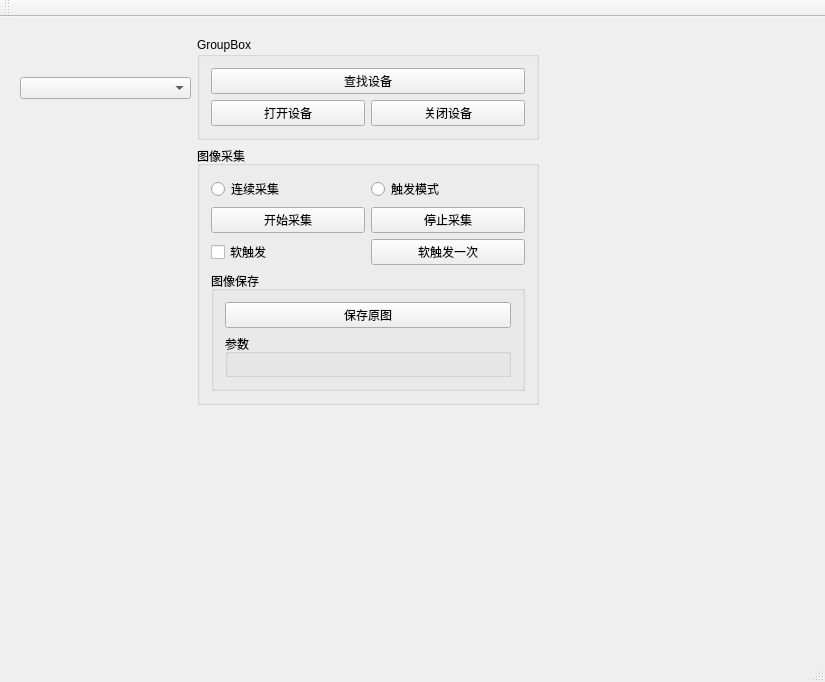
This is CameraTest.ui in VincentSen233/CameraTest as Qt 5 draws it before an edit. The edited form follows.
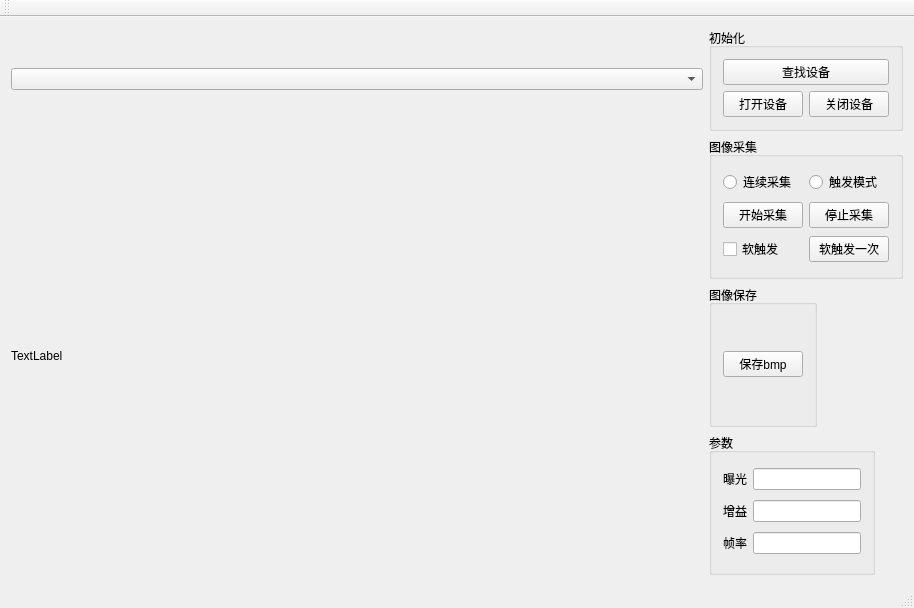
This is the edited form.

Commit message: 更新了相机图片的实时读取以及存图

Diff of the .ui file:
```diff
--- a/CameraTest.ui
+++ b/CameraTest.ui
@@ -6,33 +6,81 @@
    <rect>
     <x>0</x>
     <y>0</y>
-    <width>825</width>
-    <height>682</height>
+    <width>914</width>
+    <height>608</height>
    </rect>
   </property>
   <property name="windowTitle">
    <string>CameraTest</string>
   </property>
   <widget class="QWidget" name="centralWidget">
-   <widget class="QWidget" name="gridLayoutWidget">
-    <property name="geometry">
-     <rect>
-      <x>9</x>
-      <y>9</y>
-      <width>541</width>
-      <height>390</height>
-     </rect>
-    </property>
-    <layout class="QGridLayout" name="gridLayout">
+   <property name="sizePolicy">
+    <sizepolicy hsizetype="Expanding" vsizetype="Preferred">
+     <horstretch>0</horstretch>
+     <verstretch>0</verstretch>
+    </sizepolicy>
+   </property>
+   <layout class="QGridLayout" name="gridLayout_2">
      <item row="0" column="0">
-      <widget class="QComboBox" name="comboBox_camera_list"/>
+     <layout class="QGridLayout" name="gridLayout" rowstretch="0,0,0,0">
+      <item row="0" column="1" colspan="2">
+       <widget class="QGroupBox" name="groupBox_4">
+        <property name="sizePolicy">
+         <sizepolicy hsizetype="Fixed" vsizetype="Preferred">
+          <horstretch>0</horstretch>
+          <verstretch>0</verstretch>
+         </sizepolicy>
+        </property>
+        <property name="title">
+         <string>初始化</string>
+        </property>
+        <layout class="QGridLayout" name="gridLayout_3">
+         <item row="2" column="1">
+          <widget class="QPushButton" name="pushButton_close">
+           <property name="text">
+            <string>关闭设备</string>
+           </property>
+          </widget>
+         </item>
+         <item row="2" column="0">
+          <widget class="QPushButton" name="pushButton_open">
+           <property name="text">
+            <string>打开设备</string>
+           </property>
+          </widget>
+         </item>
+         <item row="1" column="0" colspan="2">
+          <widget class="QPushButton" name="pushButton_find">
+           <property name="text">
+            <string>查找设备</string>
+           </property>
+          </widget>
+         </item>
+        </layout>
+       </widget>
+      </item>
+      <item row="0" column="0">
+       <widget class="QComboBox" name="comboBox_camera_list">
+        <property name="sizePolicy">
+         <sizepolicy hsizetype="Expanding" vsizetype="Fixed">
+          <horstretch>0</horstretch>
+          <verstretch>0</verstretch>
+         </sizepolicy>
+        </property>
+       </widget>
      </item>
      <item row="1" column="1" colspan="2">
       <widget class="QGroupBox" name="groupBox">
+        <property name="sizePolicy">
+         <sizepolicy hsizetype="Fixed" vsizetype="Preferred">
+          <horstretch>0</horstretch>
+          <verstretch>0</verstretch>
+         </sizepolicy>
+        </property>
        <property name="title">
         <string>图像采集</string>
        </property>
-       <layout class="QGridLayout" name="gridLayout_2">
+        <layout class="QGridLayout" name="gridLayout_4">
         <item row="0" column="0">
          <widget class="QRadioButton" name="radioButton_connect">
           <property name="text">
@@ -47,6 +95,13 @@
           </property>
          </widget>
         </item>
+         <item row="1" column="0">
+          <widget class="QPushButton" name="pushButton_start">
+           <property name="text">
+            <string>开始采集</string>
+           </property>
+          </widget>
+         </item>
         <item row="1" column="1">
          <widget class="QPushButton" name="pushButton_stop">
           <property name="text">
@@ -68,15 +123,17 @@
           </property>
          </widget>
         </item>
-        <item row="1" column="0">
-         <widget class="QPushButton" name="pushButton_start">
-          <property name="text">
-           <string>开始采集</string>
-          </property>
-         </widget>
-        </item>
-        <item row="3" column="0" colspan="2">
+        </layout>
+       </widget>
+      </item>
+      <item row="2" column="1" colspan="2">
          <widget class="QGroupBox" name="groupBox_2">
+        <property name="sizePolicy">
+         <sizepolicy hsizetype="Fixed" vsizetype="Preferred">
+          <horstretch>0</horstretch>
+          <verstretch>0</verstretch>
+         </sizepolicy>
+        </property>
           <property name="title">
            <string>图像保存</string>
           </property>
@@ -84,16 +141,25 @@
            <item>
             <widget class="QPushButton" name="pushButton_save">
              <property name="text">
-              <string>保存原图</string>
+            <string>保存bmp</string>
              </property>
             </widget>
            </item>
-           <item>
+        </layout>
+       </widget>
+      </item>
+      <item row="3" column="1">
             <widget class="QGroupBox" name="groupBox_3">
+        <property name="sizePolicy">
+         <sizepolicy hsizetype="Fixed" vsizetype="Preferred">
+          <horstretch>0</horstretch>
+          <verstretch>0</verstretch>
+         </sizepolicy>
+        </property>
              <property name="title">
               <string>参数</string>
              </property>
-             <layout class="QFormLayout" name="formLayout">
+        <layout class="QGridLayout" name="gridLayout_5">
               <item row="0" column="0">
                <widget class="QLabel" name="label">
                 <property name="text">
@@ -127,44 +193,22 @@
              </layout>
             </widget>
            </item>
-          </layout>
-         </widget>
-        </item>
-       </layout>
-      </widget>
-     </item>
-     <item row="0" column="1" colspan="2">
-      <widget class="QGroupBox" name="groupBox_4">
-       <property name="title">
-        <string>GroupBox</string>
-       </property>
-       <layout class="QGridLayout" name="gridLayout_3">
-        <item row="2" column="1">
-         <widget class="QPushButton" name="pushButton_close">
+      <item row="1" column="0" rowspan="3">
+       <widget class="QLabel" name="label_display">
+        <property name="sizePolicy">
+         <sizepolicy hsizetype="Expanding" vsizetype="Preferred">
+          <horstretch>0</horstretch>
+          <verstretch>0</verstretch>
+         </sizepolicy>
+        </property>
           <property name="text">
-           <string>关闭设备</string>
+         <string>TextLabel</string>
           </property>
          </widget>
         </item>
-        <item row="2" column="0">
-         <widget class="QPushButton" name="pushButton_open">
-          <property name="text">
-           <string>打开设备</string>
-          </property>
-         </widget>
-        </item>
-        <item row="1" column="0" colspan="2">
-         <widget class="QPushButton" name="pushButton_find">
-          <property name="text">
-           <string>查找设备</string>
-          </property>
-         </widget>
-        </item>
-       </layout>
-      </widget>
-     </item>
-    </layout>
-   </widget>
+     </layout>
+    </item>
+   </layout>
   </widget>
   <widget class="QMenuBar" name="menuBar">
    <property name="geometry">
```
Left out of the diff: 2 changed lines with no effect on the pictures. Lines whose indentation alone changed are shown as unchanged. The commit also changes 2 other files.
